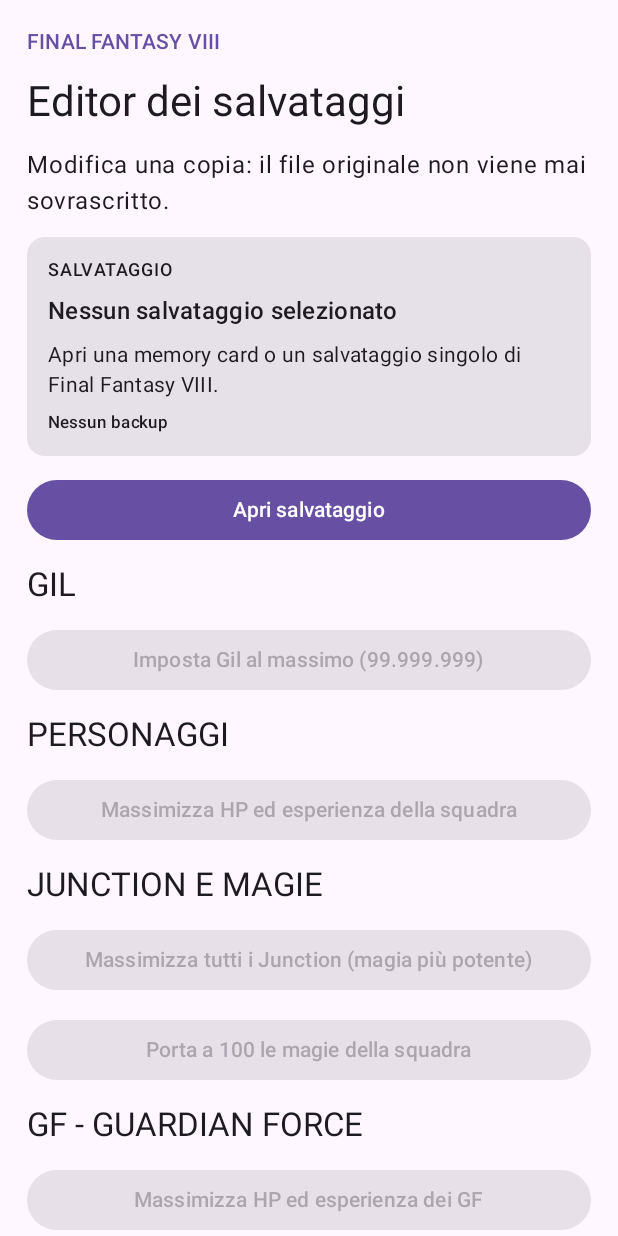
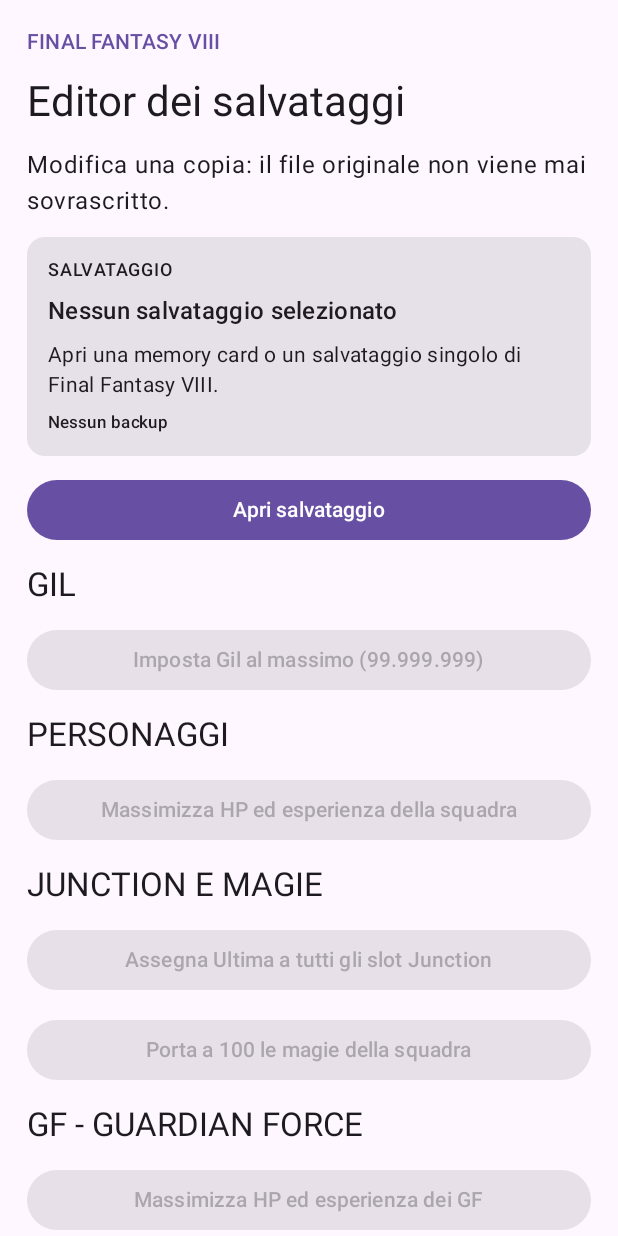
Before and after one commit to luciorizza1988-del/FF8SaveEditorAndroid, an Android app built with Jetpack Compose: the screen it shows after launch (MainActivity), on a phone screen of 412 x 824 dp. Run offline under Robolectric (Android 15) with nearby library versions, the phone set to English and light mode, and no system bars.

Commit message:
Clarify Junction action assigns Ultima

```diff
--- a/app/src/main/java/it/luciorizza/ff8saveeditor/MainActivity.kt
+++ b/app/src/main/java/it/luciorizza/ff8saveeditor/MainActivity.kt
@@ -137,7 +137,7 @@ class MainActivity : ComponentActivity() {
                 Text("JUNCTION E MAGIE", style = MaterialTheme.typography.titleLarge)
                 Button(onClick = { applyEdit { b, o -> FF8SaveWriter.maximizeJunctionStats(b, o) } },
                     enabled = pendingBytes != null, modifier = Modifier.fillMaxWidth()) {
-                    Text("Massimizza tutti i Junction (magia più potente)")
+                    Text("Assegna Ultima a tutti gli slot Junction")
                 }
                 Button(onClick = { applyEdit { b, o -> FF8SaveWriter.maximizeJunctionMagic(b, o) } },
                     enabled = pendingBytes != null, modifier = Modifier.fillMaxWidth()) {
@@ -163,7 +163,7 @@ class MainActivity : ComponentActivity() {
                     enabled = pendingBytes != null, modifier = Modifier.fillMaxWidth()) {
                     Text("Esporta copia modificata")
                 }
-                Text("Nota: il pulsante Junction assegna la magia finale della lista a tutti gli slot di junction della squadra attiva. Triple Triad assegna tutte le 77 carte standard (127 copie) e tutte le 33 rare.",
+                Text("Nota: il pulsante Junction assegna Ultima a tutti gli slot Junction della squadra attiva. Triple Triad assegna tutte le 77 carte standard (127 copie) e tutte le 33 rare.",
                     style = MaterialTheme.typography.bodySmall, color = MaterialTheme.colorScheme.secondary)
             }
         }
```
